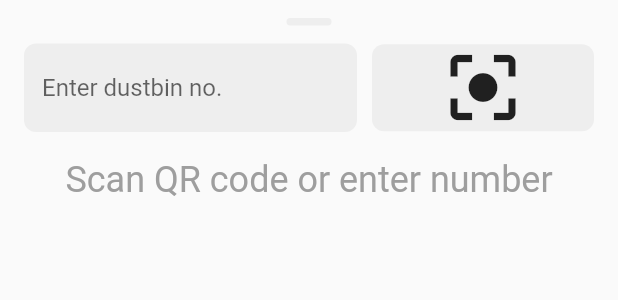
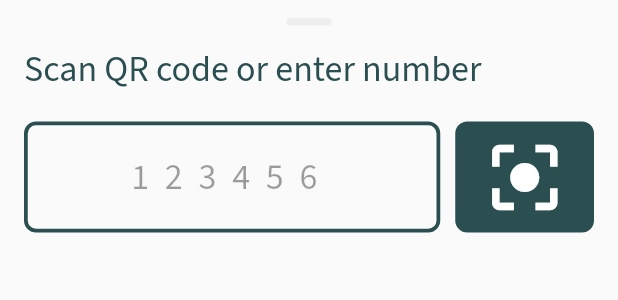
Before and after one commit to jddeep/BinMe, a Flutter app: the CustomInnerContent widget shown alone on an empty page, opened directly, on a phone screen of 412 x 824 dp. Shown: the top 300 px of the screen. Run offline on Flutter 3.47's test engine with Material 2 defaults, Android fonts, the phone set to English and light mode, and no system bars; our stand-ins replace cloud_firestore, google_fonts, google_maps_flutter, image_picker, location; missing offline and left inert: qr_code_scanner; accounts and stored records are empty.

Commit message:
home page done

```diff
--- a/lib/screens/homePage.dart
+++ b/lib/screens/homePage.dart
@@ -1,4 +1,5 @@
 import 'package:flutter/material.dart';
+import 'package:google_fonts/google_fonts.dart';
 import 'package:google_maps_flutter/google_maps_flutter.dart';
 import 'package:location/location.dart';
 import 'package:rrr/screens/QrViewPage.dart';
@@ -59,7 +60,7 @@ class _HomePageState extends State<HomePage> {
     );
   }
 
-  var  _streamLoc;
+  var _streamLoc;
 
   @override
   void initState() {
@@ -72,7 +73,7 @@ class _HomePageState extends State<HomePage> {
       _showMarkers();
     });
 
-    _streamLoc =  Location.instance.onLocationChanged.listen((locData) {
+    _streamLoc = Location.instance.onLocationChanged.listen((locData) {
       setState(() {
         _mylocation = locData;
         _center = LatLng(_mylocation.latitude, _mylocation.longitude);
@@ -80,6 +81,7 @@ class _HomePageState extends State<HomePage> {
       _upDateMarker();
     });
   }
+
   @override
   void dispose() {
     // TODO: implement dispose
@@ -110,7 +112,7 @@ class _HomePageState extends State<HomePage> {
                 DraggableScrollableSheet(
                   initialChildSize: 0.08,
                   minChildSize: 0.05,
-                  maxChildSize: 0.4,
+                  maxChildSize: 0.2,
                   builder: (BuildContext context,
                       ScrollController scrollController) {
                     return SingleChildScrollView(
@@ -129,20 +131,24 @@ class _HomePageState extends State<HomePage> {
 class CustomScrollViewContent extends StatelessWidget {
   @override
   Widget build(BuildContext context) {
-    return Card(
+    return Padding(
+      padding: const EdgeInsets.all(8.0),
+      child: Card(
         elevation: 12.0,
         shape: RoundedRectangleBorder(
           borderRadius: BorderRadius.vertical(
-          top: Radius.circular(24.0),
-          bottom: Radius.circular(24.0),
+            top: Radius.circular(12.0),
+            bottom: Radius.circular(12.0),
           ),
         ),
         margin: const EdgeInsets.all(0),
         child: Container(
           decoration: BoxDecoration(
-          borderRadius: BorderRadius.circular(24),
+            borderRadius: BorderRadius.circular(12),
+//            color: Color(0xFF78ABAD)
           ),
           child: CustomInnerContent(),
+        ),
       ),
     );
   }
@@ -163,24 +169,59 @@ class CustomInnerContent extends StatelessWidget {
               left: 16.0, right: 16.0, bottom: 8.0, top: 12.0),
           child: Column(
             children: [
+              Container(
+                child: Align(
+                  alignment: Alignment.centerLeft,
+                  child: Text(
+                    "Scan QR code or enter number",
+                    textAlign: TextAlign.start,
+                    style: TextStyle(
+                        fontFamily: GoogleFonts.sourceSansPro(
+                                fontWeight: FontWeight.w600)
+                            .fontFamily,
+                        fontSize: 24.0,
+                        color: Color(0xFF2B4F50)),
+                  ),
+                ),
+              ),
+              SizedBox(
+                height: 18.0,
+              ),
               Row(
                 mainAxisAlignment: MainAxisAlignment.spaceBetween,
                 children: [
                   Flexible(
                     flex: 3,
                     child: TextField(
+                      textAlign: TextAlign.center,
+                      style: TextStyle(
+                          fontFamily: GoogleFonts.sourceSansPro(
+                                  fontWeight: FontWeight.bold)
+                              .fontFamily,
+                          fontSize: 24,
+                          letterSpacing: 10.5,
+                          color: Color(0xFF2B4F50)),
                       keyboardType: TextInputType.number,
                       decoration: InputDecoration(
                         // focusColor: Colors.grey[200],
-                        hintText: "Enter dustbin no.",
+                        hintText: "123456",
+                        hintStyle: TextStyle(
+                            fontFamily: GoogleFonts.sourceSansPro(
+                                    fontWeight: FontWeight.bold)
+                                .fontFamily,
+                            fontSize: 24,
+                            letterSpacing: 10.5,
+                            color: Colors.black38),
                         enabledBorder: OutlineInputBorder(
                             borderRadius: BorderRadius.circular(8.0),
-                            borderSide: BorderSide(color: Colors.transparent)),
+                            borderSide:
+                                BorderSide(color: Color(0xFF2B4F50), width: 2.5)),
                         focusedBorder: OutlineInputBorder(
                             borderRadius: BorderRadius.circular(8.0),
-                            borderSide: BorderSide(color: Colors.transparent)),
-                        fillColor: Colors.grey[200],
-                        filled: true,
+                            borderSide:
+                                BorderSide(color: Color(0xFF2B4F50), width: 2.5)),
+//                        fillColor: Colors.grey[200],
+//                        filled: true,
                         border: OutlineInputBorder(
                           borderSide: BorderSide(
                             color: Colors.transparent,
@@ -192,9 +233,10 @@ class CustomInnerContent extends StatelessWidget {
                           context,
                           CustomRouteTransition().createPageRoute(
                             navigateTo: DustSelectionPage(
-                              dustCode:
-                                  "123456", //todo: need to be dynamic (fetch from qr code or textfield).
-                              dustbinType: 1, //todo: need to be dynamic (fetch from qr code or textfield)
+                              dustCode: "123456",
+                              //todo: need to be dynamic (fetch from qr code or textfield).
+                              dustbinType:
+                                  1, //todo: need to be dynamic (fetch from qr code or textfield)
                             ),
                           ),
                         );
@@ -205,11 +247,13 @@ class CustomInnerContent extends StatelessWidget {
                     width: 10.0,
                   ),
                   Flexible(
-                    flex: 2,
+                    flex: 1,
                     child: Container(
                       decoration: BoxDecoration(
-                          color: Colors.grey[200],
+                          color: Color(0xFF2B4F50),
                           borderRadius: BorderRadius.circular(8.0)),
+                      child: Padding(
+                        padding: const EdgeInsets.all(8.0),
                         child: Center(
                           child: InkWell(
                             onTap: () async {
@@ -224,21 +268,14 @@ class CustomInnerContent extends StatelessWidget {
                             child: Icon(
                               Icons.center_focus_strong,
                               size: 58.0,
+                              color: Colors.white,
+                            ),
                           ),
                         ),
                       ),
                     ),
                   )
                 ],
-              ),
-              SizedBox(
-                height: 18.0,
-              ),
-              Container(
-                child: Text(
-                  "Scan QR code or enter number",
-                  style: TextStyle(fontSize: 24.0, color: Colors.grey),
-                ),
               ),
               SizedBox(
                 height: 18.0,
--- a/lib/screens/info_page_detail.dart
+++ b/lib/screens/info_page_detail.dart
@@ -36,7 +36,9 @@ class InfoDetailPage extends StatelessWidget {
                     Material(
                       color: Colors.transparent,
                       child: InkWell(
-                        onTap: (){},
+                        onTap: (){
+                          Navigator.of(context).pop();
+                        },
                           onLongPress: (){},
                           child: Container(
                             height: 45,
```
Also changed, not shown: lib/screens/mainPage.dart (+7 -1 lines). Lines whose indentation alone changed are shown as unchanged.
